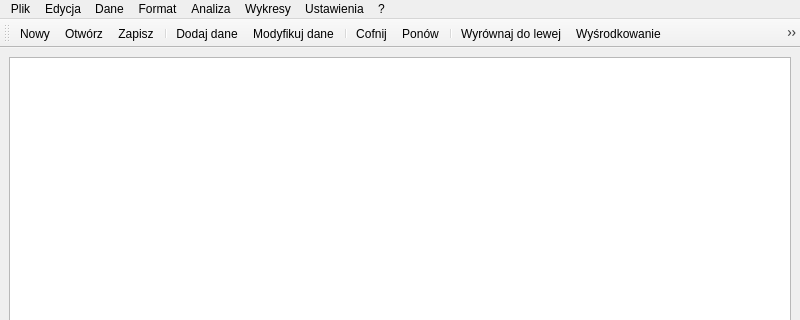
Above: ui/Main/main-window.ui from OskarLewandowski/dex-data-experience before the change; both pictures show x 0 to 800 and y 0 to 320 of the 800 by 600 pixel window. Below: the same form after it.
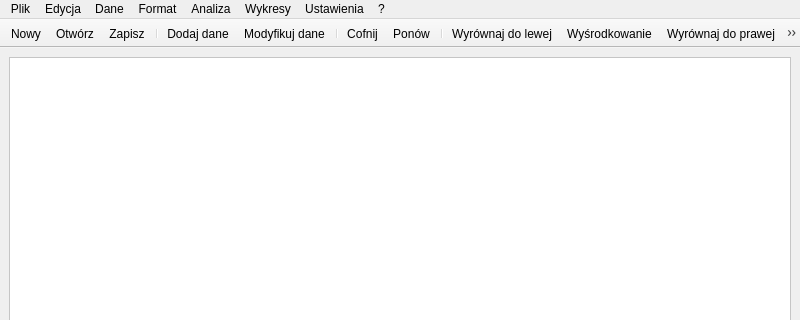
That is the form after the change. Icons and pictures are not drawn.

The edit to the form file:
```diff
--- a/ui/Main/main-window.ui
+++ b/ui/Main/main-window.ui
@@ -36,6 +36,11 @@
         <pointsize>12</pointsize>
        </font>
       </property>
+      <property name="styleSheet">
+       <string notr="true">QTextEdit{
+background-color: #ffffff;
+}</string>
+      </property>
      </widget>
     </item>
    </layout>
@@ -134,9 +139,15 @@
   </widget>
   <widget class="QStatusBar" name="statusbar"/>
   <widget class="QToolBar" name="toolBar">
+   <property name="enabled">
+    <bool>true</bool>
+   </property>
    <property name="windowTitle">
     <string>toolBar</string>
    </property>
+   <property name="movable">
+    <bool>false</bool>
+   </property>
    <attribute name="toolBarArea">
     <enum>TopToolBarArea</enum>
    </attribute>
```
